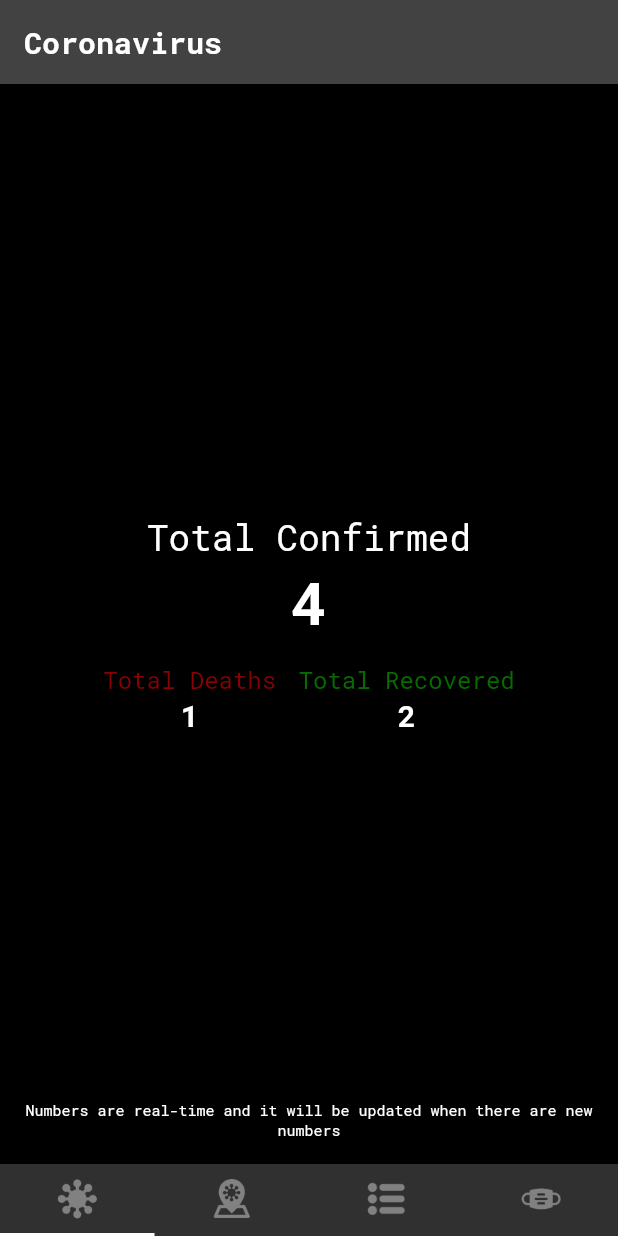
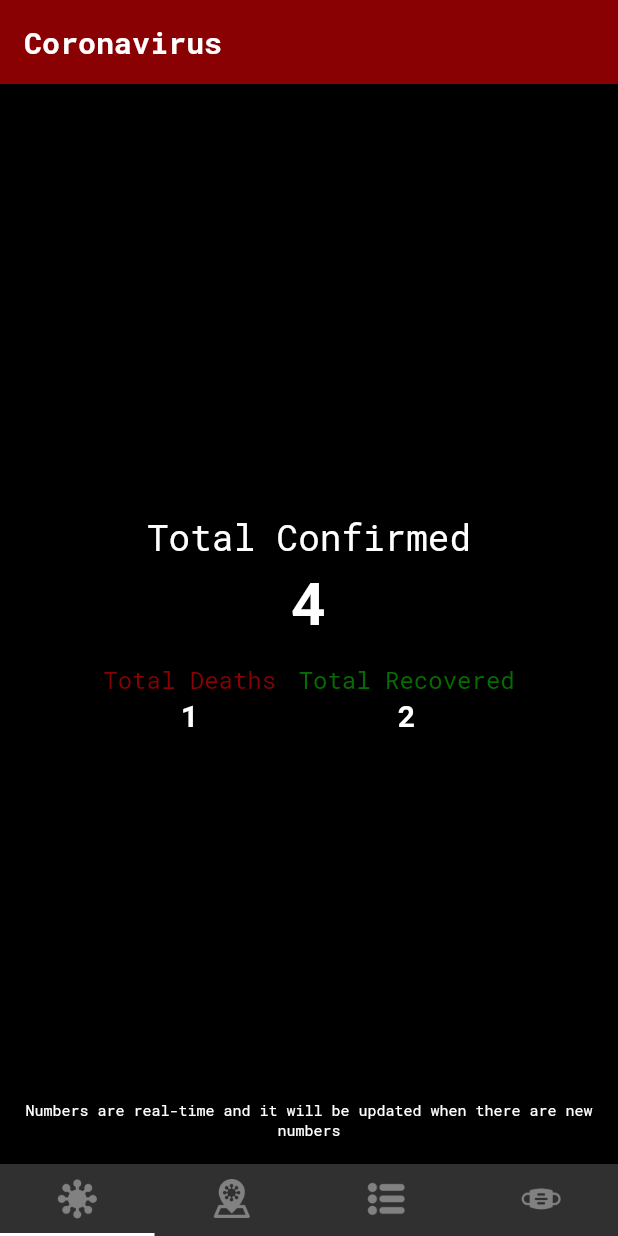
Before and after one commit to Abedalkareem/Coronavirus-Flutter, a Flutter app: the screen it shows after launch, after a tap on "Continue", on a phone screen of 412 x 824 dp. Run offline on Flutter 3.47's test engine with Material 2 defaults, Android fonts, the light colour scheme and no system bars; our stand-ins replace google_maps_flutter.

Commit message:
refactor app_helper, update readme file

```diff
--- a/lib/helpers/constants/app_helper.dart
+++ /dev/null
@@ -1,7 +0,0 @@
-import 'dart:math';
-
-class AppHelper {
-  static double radiansFrom({required int degree}) {
-    return degree * pi / 180.0;
-  }
-}
--- /dev/null
+++ b/lib/helpers/extensions/num_extension.dart
@@ -0,0 +1,7 @@
+import 'dart:math';
+
+extension Radians on num {
+  double toRadians() {
+    return this * pi / 180.0;
+  }
+}
--- a/lib/helpers/theme.dart
+++ b/lib/helpers/theme.dart
@@ -1,4 +1,22 @@
 import 'package:flutter/material.dart';
+
+class AppTheme {
+  static final data = ThemeData(
+      brightness: Brightness.dark,
+      colorScheme: ColorScheme(
+        brightness: Brightness.dark,
+        primary: AppColors.primary,
+        onPrimary: AppColors.white,
+        secondary: AppColors.secondary,
+        onSecondary: AppColors.white,
+        error: AppColors.primary,
+        onError: AppColors.secondary,
+        background: AppColors.primary,
+        onBackground: AppColors.secondary,
+        surface: AppColors.primary,
+        onSurface: AppColors.secondary,
+      ));
+}
 
 class AppColors {
   static const primary = Color(0xff8a0103);
--- a/lib/main.dart
+++ b/lib/main.dart
@@ -13,10 +13,7 @@ class App extends StatelessWidget {
     return MaterialApp(
       title: Strings.appTitle,
       debugShowCheckedModeBanner: false,
-      theme: ThemeData(
-        brightness: Brightness.dark,
-        primaryColor: AppColors.primary,
-      ),
+      theme: AppTheme.data,
       home: SplashScreen(),
     );
   }
--- a/lib/screens/intro/splash_screen.dart
+++ b/lib/screens/intro/splash_screen.dart
@@ -1,6 +1,6 @@
 import 'dart:async';
-import 'package:coronavirus/helpers/constants/app_helper.dart';
 import 'package:coronavirus/helpers/constants/app_images.dart';
+import 'package:coronavirus/helpers/extensions/num_extension.dart';
 import 'package:coronavirus/helpers/theme.dart';
 import 'package:flutter/material.dart';
 import 'intro_screen.dart';
@@ -28,7 +28,7 @@ class _SplashScreen extends State<StatefulWidget>
     _animationController = AnimationController(
       vsync: this,
       duration: Duration(seconds: _animationTime),
-      upperBound: AppHelper.radiansFrom(degree: 360),
+      upperBound: 360.toRadians(),
     );
     _animationController.repeat();
   }
--- a/lib/views/loading_view.dart
+++ b/lib/views/loading_view.dart
@@ -1,5 +1,5 @@
-import 'package:coronavirus/helpers/constants/app_helper.dart';
 import 'package:coronavirus/helpers/constants/app_images.dart';
+import 'package:coronavirus/helpers/extensions/num_extension.dart';
 import 'package:coronavirus/helpers/theme.dart';
 import 'package:flutter/material.dart';
 
@@ -24,7 +24,7 @@ class _LoadingView extends State<StatefulWidget> with TickerProviderStateMixin {
     _animationController = AnimationController(
       vsync: this,
       duration: Duration(seconds: _animationTime),
-      upperBound: AppHelper.radiansFrom(degree: 360),
+      upperBound: 360.toRadians(),
     );
     _animationController.repeat();
   }
```
Also changed, not shown: 2 other files.
